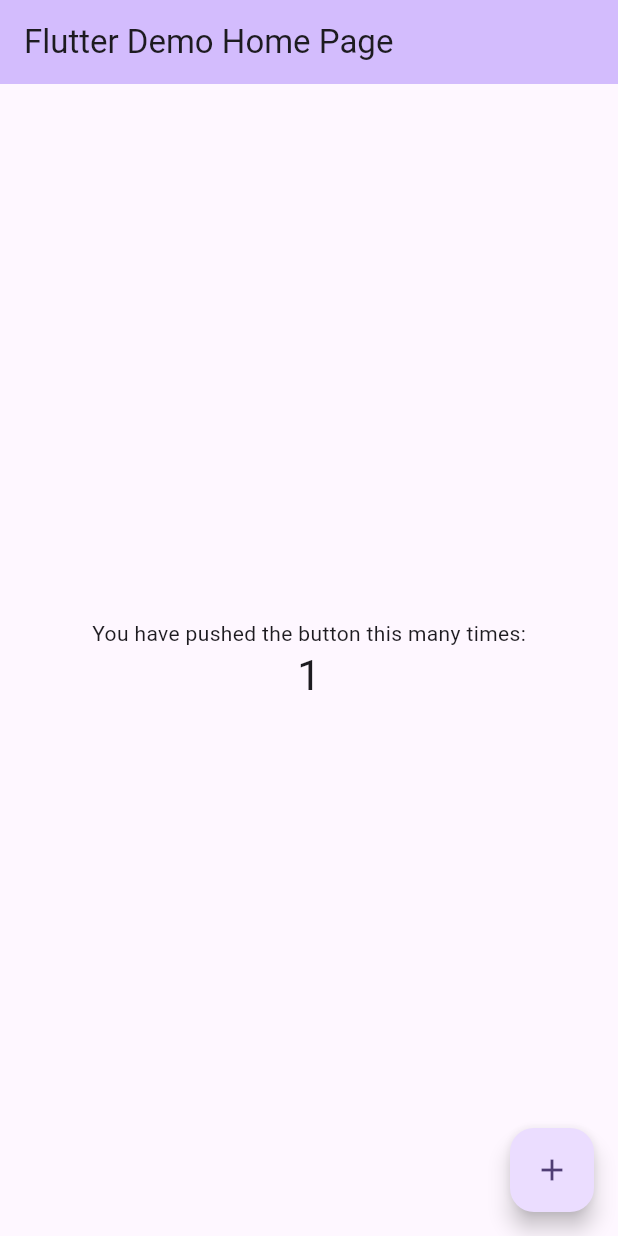
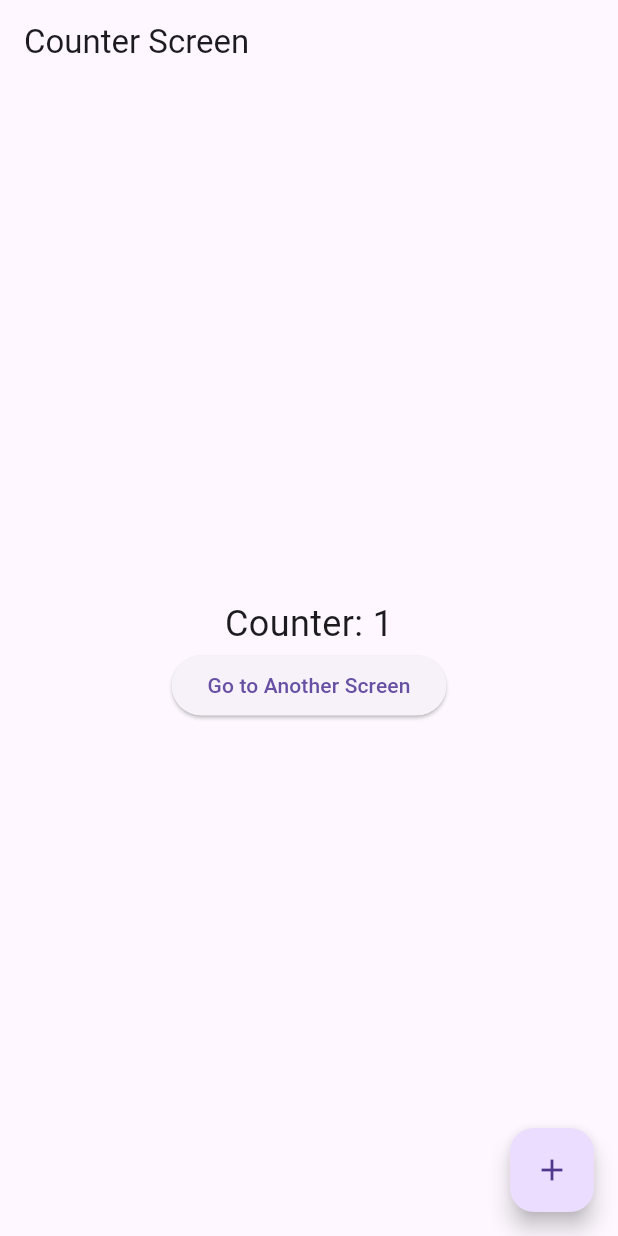
Before and after one commit to monet2155/flutter_design_pattern, a Flutter app: the screen it shows after launch, after a tap on the "add" icon, on a phone screen of 412 x 824 dp. Run offline on Flutter 3.47's test engine with Material 3 defaults, Android fonts, the phone set to English and light mode, and no system bars; our stand-ins replace get.

Commit message:
feat: counter with getx

```diff
--- /dev/null
+++ b/lib/controller/counter_controller.dart
@@ -0,0 +1,8 @@
+import 'package:get/get.dart';
+
+class CounterController extends GetxController {
+  var counter = 0.obs; // Observable 상태
+
+  void increment() => counter++;
+  void decrement() => counter--;
+}
--- a/lib/main.dart
+++ b/lib/main.dart
@@ -1,125 +1,16 @@
 import 'package:flutter/material.dart';
+import 'package:flutter_design_pattern/screen/counter_screen.dart';
+import 'package:get/get.dart';
 
 void main() {
-  runApp(const MyApp());
+  runApp(MyApp());
 }
 
 class MyApp extends StatelessWidget {
-  const MyApp({super.key});
-
-  // This widget is the root of your application.
   @override
   Widget build(BuildContext context) {
-    return MaterialApp(
-      title: 'Flutter Demo',
-      theme: ThemeData(
-        // This is the theme of your application.
-        //
-        // TRY THIS: Try running your application with "flutter run". You'll see
-        // the application has a purple toolbar. Then, without quitting the app,
-        // try changing the seedColor in the colorScheme below to Colors.green
-        // and then invoke "hot reload" (save your changes or press the "hot
-        // reload" button in a Flutter-supported IDE, or press "r" if you used
-        // the command line to start the app).
-        //
-        // Notice that the counter didn't reset back to zero; the application
-        // state is not lost during the reload. To reset the state, use hot
-        // restart instead.
-        //
-        // This works for code too, not just values: Most code changes can be
-        // tested with just a hot reload.
-        colorScheme: ColorScheme.fromSeed(seedColor: Colors.deepPurple),
-        useMaterial3: true,
-      ),
-      home: const MyHomePage(title: 'Flutter Demo Home Page'),
+    return GetMaterialApp(
+      home: CounterScreen(),
     );
   }
 }
-
-class MyHomePage extends StatefulWidget {
-  const MyHomePage({super.key, required this.title});
-
-  // This widget is the home page of your application. It is stateful, meaning
-  // that it has a State object (defined below) that contains fields that affect
-  // how it looks.
-
-  // This class is the configuration for the state. It holds the values (in this
-  // case the title) provided by the parent (in this case the App widget) and
-  // used by the build method of the State. Fields in a Widget subclass are
-  // always marked "final".
-
-  final String title;
-
-  @override
-  State<MyHomePage> createState() => _MyHomePageState();
-}
-
-class _MyHomePageState extends State<MyHomePage> {
-  int _counter = 0;
-
-  void _incrementCounter() {
-    setState(() {
-      // This call to setState tells the Flutter framework that something has
-      // changed in this State, which causes it to rerun the build method below
-      // so that the display can reflect the updated values. If we changed
-      // _counter without calling setState(), then the build method would not be
-      // called again, and so nothing would appear to happen.
-      _counter++;
-    });
-  }
-
-  @override
-  Widget build(BuildContext context) {
-    // This method is rerun every time setState is called, for instance as done
-    // by the _incrementCounter method above.
-    //
-    // The Flutter framework has been optimized to make rerunning build methods
-    // fast, so that you can just rebuild anything that needs updating rather
-    // than having to individually change instances of widgets.
-    return Scaffold(
-      appBar: AppBar(
-        // TRY THIS: Try changing the color here to a specific color (to
-        // Colors.amber, perhaps?) and trigger a hot reload to see the AppBar
-        // change color while the other colors stay the same.
-        backgroundColor: Theme.of(context).colorScheme.inversePrimary,
-        // Here we take the value from the MyHomePage object that was created by
-        // the App.build method, and use it to set our appbar title.
-        title: Text(widget.title),
-      ),
-      body: Center(
-        // Center is a layout widget. It takes a single child and positions it
-        // in the middle of the parent.
-        child: Column(
-          // Column is also a layout widget. It takes a list of children and
-          // arranges them vertically. By default, it sizes itself to fit its
-          // children horizontally, and tries to be as tall as its parent.
-          //
-          // Column has various properties to control how it sizes itself and
-          // how it positions its children. Here we use mainAxisAlignment to
-          // center the children vertically; the main axis here is the vertical
-          // axis because Columns are vertical (the cross axis would be
-          // horizontal).
-          //
-          // TRY THIS: Invoke "debug painting" (choose the "Toggle Debug Paint"
-          // action in the IDE, or press "p" in the console), to see the
-          // wireframe for each widget.
-          mainAxisAlignment: MainAxisAlignment.center,
-          children: <Widget>[
-            const Text(
-              'You have pushed the button this many times:',
-            ),
-            Text(
-              '$_counter',
-              style: Theme.of(context).textTheme.headlineMedium,
-            ),
-          ],
-        ),
-      ),
-      floatingActionButton: FloatingActionButton(
-        onPressed: _incrementCounter,
-        tooltip: 'Increment',
-        child: const Icon(Icons.add),
-      ), // This trailing comma makes auto-formatting nicer for build methods.
-    );
-  }
-}
--- /dev/null
+++ b/lib/screen/another_screen.dart
@@ -0,0 +1,31 @@
+import 'package:flutter/material.dart';
+import 'package:flutter_design_pattern/controller/counter_controller.dart';
+import 'package:get/get.dart';
+
+class AnotherScreen extends StatelessWidget {
+  final CounterController controller = Get.find(); // 기존 등록된 Controller 사용
+
+  @override
+  Widget build(BuildContext context) {
+    return Scaffold(
+      appBar: AppBar(
+        title: Text('Another Screen'),
+      ),
+      body: Center(
+        child: Column(
+          mainAxisSize: MainAxisSize.min,
+          children: [
+            Obx(() => Text(
+                  'Counter: ${controller.counter}',
+                  style: TextStyle(fontSize: 24),
+                )),
+            ElevatedButton(
+              onPressed: controller.decrement,
+              child: Text('Decrement Counter'),
+            ),
+          ],
+        ),
+      ),
+    );
+  }
+}
--- /dev/null
+++ b/lib/screen/counter_screen.dart
@@ -0,0 +1,39 @@
+import 'package:flutter/material.dart';
+import 'package:flutter_design_pattern/controller/counter_controller.dart';
+import 'package:flutter_design_pattern/screen/another_screen.dart';
+import 'package:get/get.dart';
+
+class CounterScreen extends StatelessWidget {
+  final CounterController controller =
+      Get.put(CounterController()); // Controller 등록
+
+  @override
+  Widget build(BuildContext context) {
+    return Scaffold(
+      appBar: AppBar(
+        title: Text('Counter Screen'),
+      ),
+      body: Center(
+        child: Column(
+          mainAxisSize: MainAxisSize.min,
+          children: [
+            Obx(() => Text(
+                  'Counter: ${controller.counter}',
+                  style: TextStyle(fontSize: 24),
+                )),
+            ElevatedButton(
+              onPressed: () {
+                Get.to(() => AnotherScreen());
+              },
+              child: Text('Go to Another Screen'),
+            ),
+          ],
+        ),
+      ),
+      floatingActionButton: FloatingActionButton(
+        onPressed: controller.increment,
+        child: Icon(Icons.add),
+      ),
+    );
+  }
+}
--- a/pubspec.yaml
+++ b/pubspec.yaml
@@ -30,7 +30,7 @@ environment:
 dependencies:
   flutter:
     sdk: flutter
-
+  get: ^4.6.6
 
   # The following adds the Cupertino Icons font to your application.
   # Use with the CupertinoIcons class for iOS style icons.
```
Also changed, not shown: pubspec.lock.
